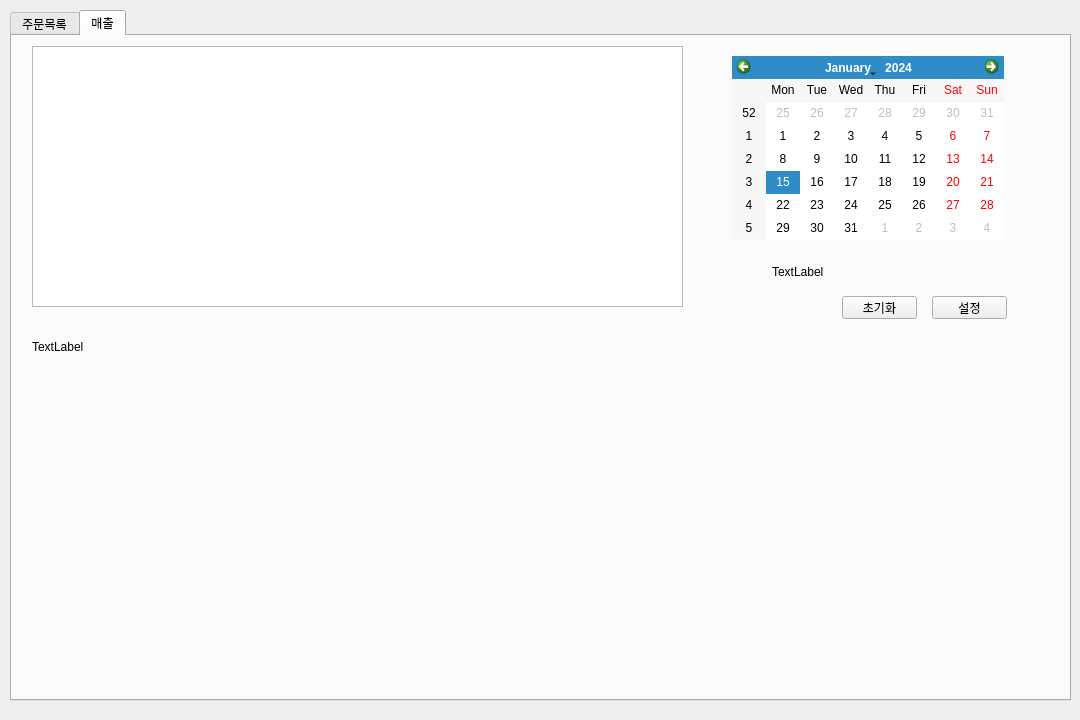
This is ui/cal.ui in BSEom/miniP_kiosk as Qt 5 draws it before an edit. The edited form follows.
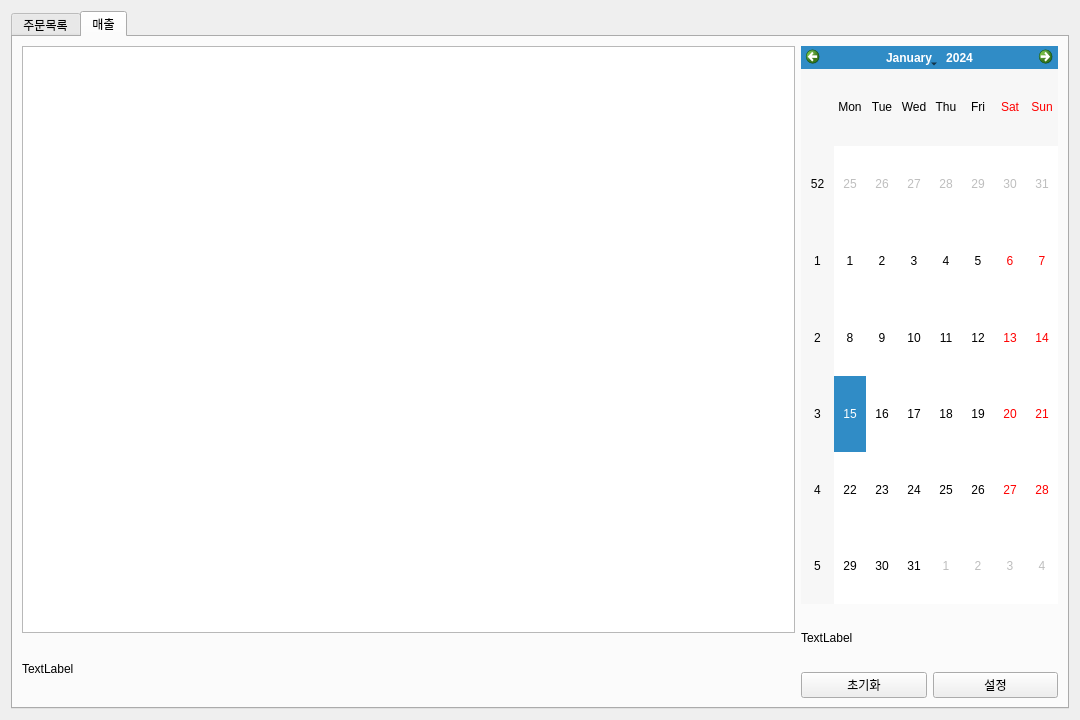
This is the edited form. The open tabs and pages were chosen to show the change.

```diff
--- a/ui/cal.ui
+++ b/ui/cal.ui
@@ -10,17 +10,41 @@
     <height>720</height>
    </rect>
   </property>
+  <property name="minimumSize">
+   <size>
+    <width>1080</width>
+    <height>720</height>
+   </size>
+  </property>
+  <property name="sizeIncrement">
+   <size>
+    <width>16</width>
+    <height>9</height>
+   </size>
+  </property>
   <property name="windowTitle">
    <string>Form</string>
   </property>
+  <layout class="QGridLayout" name="gridLayout_3">
+   <item row="0" column="0">
   <widget class="QTabWidget" name="tabWidget">
-   <property name="geometry">
-    <rect>
-     <x>10</x>
-     <y>10</y>
-     <width>1061</width>
-     <height>691</height>
-    </rect>
+     <property name="sizePolicy">
+      <sizepolicy hsizetype="Expanding" vsizetype="Expanding">
+       <horstretch>16</horstretch>
+       <verstretch>9</verstretch>
+      </sizepolicy>
+     </property>
+     <property name="minimumSize">
+      <size>
+       <width>0</width>
+       <height>0</height>
+      </size>
+     </property>
+     <property name="sizeIncrement">
+      <size>
+       <width>16</width>
+       <height>9</height>
+      </size>
    </property>
    <property name="currentIndex">
     <number>1</number>
@@ -44,80 +68,61 @@
     <attribute name="title">
      <string>매출</string>
     </attribute>
+      <layout class="QGridLayout" name="gridLayout_4" columnstretch="3,1">
+       <item row="0" column="0">
+        <layout class="QGridLayout" name="gridLayout" rowstretch="10,1">
+         <item row="0" column="0">
     <widget class="QTableView" name="tableView_1">
-     <property name="geometry">
-      <rect>
-       <x>20</x>
-       <y>10</y>
-       <width>651</width>
-       <height>261</height>
-      </rect>
-     </property>
-    </widget>
-    <widget class="QCalendarWidget" name="calendar">
-     <property name="geometry">
-      <rect>
-       <x>720</x>
-       <y>20</y>
-       <width>272</width>
-       <height>183</height>
-      </rect>
-     </property>
-    </widget>
-    <widget class="QPushButton" name="reset_btn">
-     <property name="geometry">
-      <rect>
-       <x>830</x>
-       <y>260</y>
-       <width>75</width>
-       <height>23</height>
-      </rect>
-     </property>
-     <property name="text">
-      <string>초기화</string>
-     </property>
-    </widget>
-    <widget class="QLabel" name="labelStatus">
-     <property name="geometry">
-      <rect>
-       <x>760</x>
-       <y>220</y>
-       <width>271</width>
-       <height>31</height>
-      </rect>
-     </property>
+           <property name="editTriggers">
+            <set>QAbstractItemView::NoEditTriggers</set>
+           </property>
+           <property name="dragEnabled">
+            <bool>true</bool>
+           </property>
+          </widget>
+         </item>
+         <item row="1" column="0">
+          <widget class="QLabel" name="labelSum">
      <property name="text">
       <string>TextLabel</string>
      </property>
     </widget>
+         </item>
+        </layout>
+       </item>
+       <item row="0" column="1">
+        <layout class="QGridLayout" name="gridLayout_2" rowstretch="20,2,1">
+         <item row="2" column="1">
     <widget class="QPushButton" name="set_btn">
-     <property name="geometry">
-      <rect>
-       <x>920</x>
-       <y>260</y>
-       <width>75</width>
-       <height>23</height>
-      </rect>
-     </property>
      <property name="text">
       <string>설정</string>
      </property>
     </widget>
-    <widget class="QLabel" name="labelSum">
-     <property name="geometry">
-      <rect>
-       <x>20</x>
-       <y>290</y>
-       <width>261</width>
-       <height>41</height>
-      </rect>
-     </property>
+         </item>
+         <item row="1" column="0" colspan="2">
+          <widget class="QLabel" name="labelStatus">
      <property name="text">
       <string>TextLabel</string>
      </property>
     </widget>
-   </widget>
-  </widget>
+         </item>
+         <item row="2" column="0">
+          <widget class="QPushButton" name="reset_btn">
+           <property name="text">
+            <string>초기화</string>
+           </property>
+          </widget>
+         </item>
+         <item row="0" column="0" colspan="2">
+          <widget class="QCalendarWidget" name="calendar"/>
+         </item>
+        </layout>
+       </item>
+      </layout>
+     </widget>
+    </widget>
+   </item>
+  </layout>
  </widget>
  <resources/>
  <connections/>
```
Left out of the diff: 27 changed lines with no effect on the pictures. Lines whose indentation alone changed are shown as unchanged.
